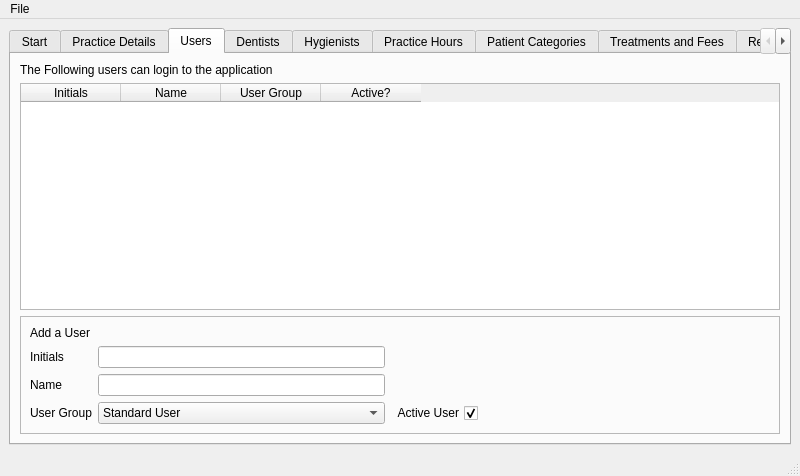
rowinggolfer/openmolar1, file src/openmolar/qt-designer/initialise.ui: the form before one commit.
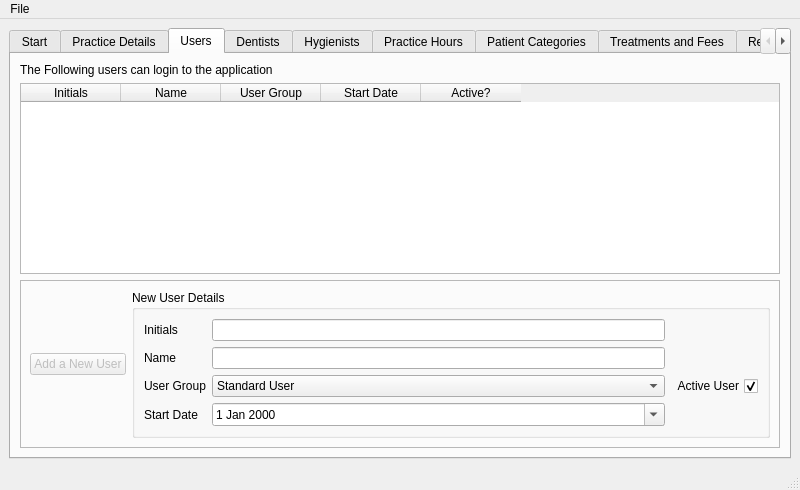
The form after the commit. The open tabs and pages were chosen to show the change.

What changed in the file:
```diff
--- a/src/openmolar/qt-designer/initialise.ui
+++ b/src/openmolar/qt-designer/initialise.ui
@@ -7,7 +7,7 @@
     <x>0</x>
     <y>0</y>
     <width>800</width>
-    <height>476</height>
+    <height>490</height>
    </rect>
   </property>
   <property name="windowTitle">
@@ -339,6 +339,11 @@
             <string>User Group</string>
            </property>
           </column>
+          <column>
+           <property name="text">
+            <string>Start Date</string>
+           </property>
+          </column>
           <column>
            <property name="text">
             <string>Active?</string>
@@ -355,54 +360,50 @@
            <enum>QFrame::Raised</enum>
           </property>
           <layout class="QGridLayout" name="gridLayout_2">
-           <item row="0" column="0">
-            <widget class="QLabel" name="label_16">
+           <item row="0" column="0" colspan="2">
+            <widget class="QPushButton" name="newUser_pushButton">
+             <property name="enabled">
+              <bool>false</bool>
+             </property>
              <property name="text">
-              <string>Add a User</string>
+              <string>Add a New User</string>
              </property>
             </widget>
            </item>
-           <item row="1" column="0">
+           <item row="0" column="2">
+            <widget class="QGroupBox" name="groupBox">
+             <property name="title">
+              <string>New User Details</string>
+             </property>
+             <layout class="QGridLayout" name="gridLayout_8">
+              <item row="0" column="0">
             <widget class="QLabel" name="label_13">
              <property name="text">
               <string>Initials</string>
              </property>
             </widget>
            </item>
-           <item row="1" column="1">
+              <item row="0" column="2">
             <widget class="QLineEdit" name="lineEdit_12"/>
            </item>
-           <item row="2" column="0">
+              <item row="1" column="0">
             <widget class="QLabel" name="label_14">
              <property name="text">
               <string>Name</string>
              </property>
             </widget>
            </item>
-           <item row="2" column="1">
+              <item row="1" column="2">
             <widget class="QLineEdit" name="lineEdit_13"/>
            </item>
-           <item row="2" column="2" colspan="2">
-            <spacer name="horizontalSpacer_2">
-             <property name="orientation">
-              <enum>Qt::Horizontal</enum>
-             </property>
-             <property name="sizeHint" stdset="0">
-              <size>
-               <width>40</width>
-               <height>20</height>
-              </size>
-             </property>
-            </spacer>
-           </item>
-           <item row="3" column="0">
+              <item row="2" column="0" colspan="2">
             <widget class="QLabel" name="label_15">
              <property name="text">
               <string>User Group</string>
              </property>
             </widget>
            </item>
-           <item row="3" column="1">
+              <item row="2" column="2">
             <widget class="QComboBox" name="comboBox_2">
              <item>
               <property name="text">
@@ -426,7 +427,7 @@
              </item>
             </widget>
            </item>
-           <item row="3" column="2">
+              <item row="2" column="3">
             <widget class="QCheckBox" name="checkBox">
              <property name="layoutDirection">
               <enum>Qt::RightToLeft</enum>
@@ -439,18 +440,22 @@
              </property>
             </widget>
            </item>
-           <item row="3" column="3">
-            <spacer name="horizontalSpacer_3">
-             <property name="orientation">
-              <enum>Qt::Horizontal</enum>
-             </property>
-             <property name="sizeHint" stdset="0">
-              <size>
-               <width>40</width>
-               <height>20</height>
-              </size>
-             </property>
-            </spacer>
+              <item row="3" column="0">
+               <widget class="QLabel" name="label_16">
+                <property name="text">
+                 <string>Start Date</string>
+                </property>
+               </widget>
+              </item>
+              <item row="3" column="2">
+               <widget class="QDateEdit" name="dateEdit">
+                <property name="calendarPopup">
+                 <bool>true</bool>
+                </property>
+               </widget>
+              </item>
+             </layout>
+            </widget>
            </item>
           </layout>
          </widget>
```
Left out of the diff: 2 changed lines with no effect on the pictures. Lines whose indentation alone changed are shown as unchanged.
